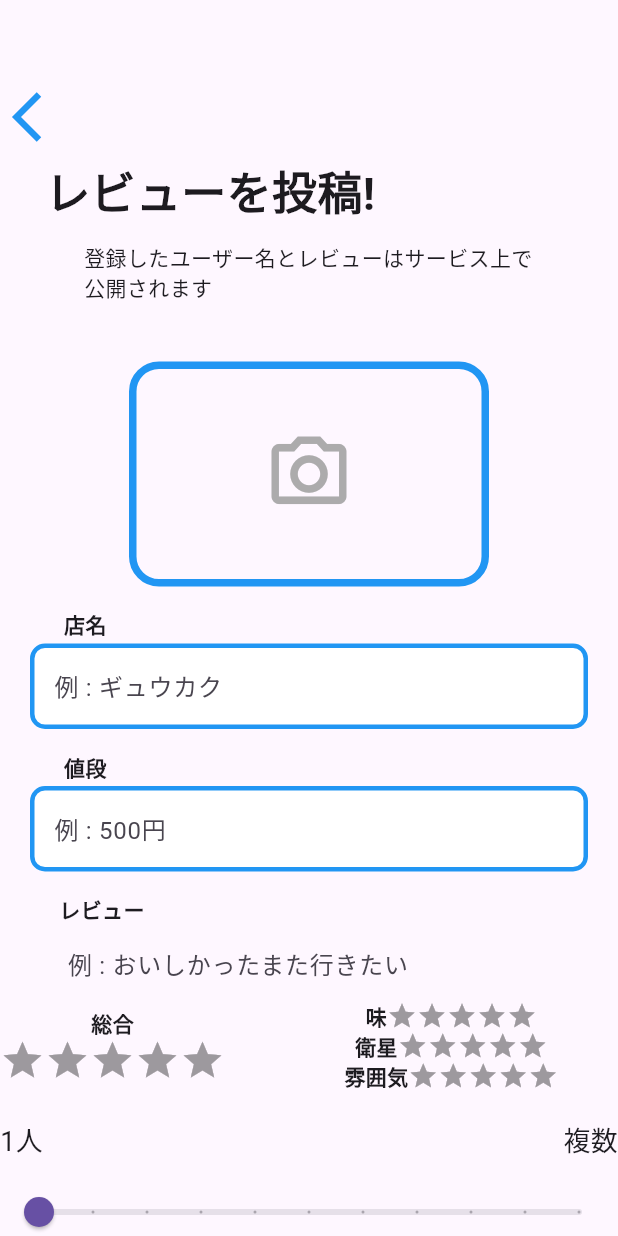
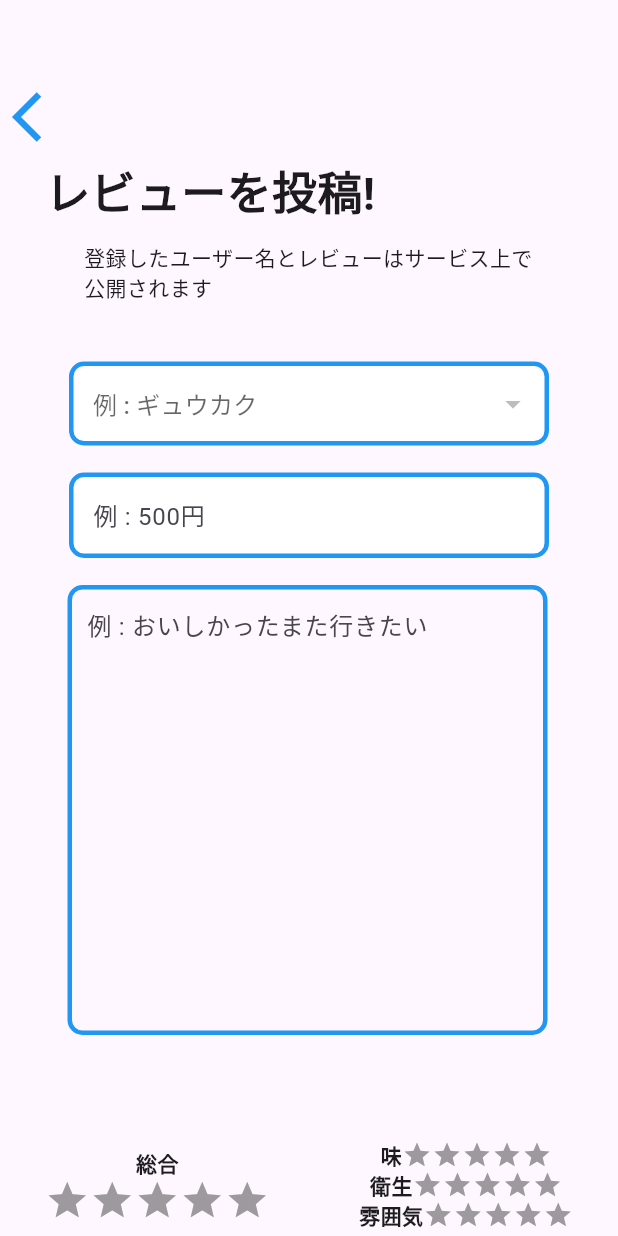
Before and after one commit to yambaru-hackathon/Group-7, a Flutter app: the screen it shows after launch, after a tap on the "add" icon, on a phone screen of 412 x 824 dp. Run offline on Flutter 3.47's test engine with Material 3 defaults, Android fonts, the light colour scheme and no system bars; drawn by our look-alikes of flutter_rating_bar; our stand-ins replace cloud_firestore, firebase_core, firebase_storage, flutter_riverpod, geolocator, google_maps_flutter and 1 more; missing offline and left inert: flutter_polyline_points, google_place; accounts and stored records are empty; network calls fail.

Commit message:
投稿(写真以外)

```diff
--- a/lib/newpage.dart
+++ b/lib/newpage.dart
@@ -1,12 +1,39 @@
 import 'package:flutter/material.dart';
 import 'package:cloud_firestore/cloud_firestore.dart';
-import 'package:firebase_core/firebase_core.dart';
-import 'package:flutter_gyuukaku/store_page.dart';
 import 'package:flutter_rating_bar/flutter_rating_bar.dart';
 
+class NewPage extends StatefulWidget {
+  const NewPage({Key? key}) : super(key: key);
 
-class newpage extends StatelessWidget {
-  const newpage({super.key});
+  @override
+  _NewPageState createState() => _NewPageState();
+}
+
+class _NewPageState extends State<NewPage> {
+  String? storeId; // Nullableに変更
+  String price = '';
+  String review = '';
+  double overallRating = 0.0;
+  double tasteRating = 0.0;
+  double hygieneRating = 0.0;
+  double atmosphereRating = 0.0;
+
+  void postReview() {
+    FirebaseFirestore.instance.collection('posts').add({
+      'storeid': storeId, // Nullableに変更
+      'discount': price,
+      'review': review,
+      'total': overallRating,
+      'taste': tasteRating,
+      'hygiene': hygieneRating,
+      'atmosphere': atmosphereRating,
+      'userid': "BVMyTOqbcwbhzmv2jQkB",
+    }).then((value) {
+      print('レビューが投稿されました！');
+    }).catchError((error) {
+      print('エラーが発生しました: $error');
+    });
+  }
 
   @override
   Widget build(BuildContext context) {
@@ -49,7 +76,6 @@ class newpage extends StatelessWidget {
                     padding: EdgeInsets.all(10),
                     height: 60,
                     width: 320,
-                    //color: Colors.yellow,
                     child: Text(
                       '登録したユーザー名とレビューはサービス上で公開されます',
                       style: TextStyle(
@@ -61,43 +87,18 @@ class newpage extends StatelessWidget {
                 ],
               ),
               SizedBox(height: 30),
-              Row(
-                children: [
-                  Spacer(flex: 1),
-                  Container(
-                    padding: EdgeInsets.all(40),
-                    height: 150,
-                    width: 240,
-                    decoration: BoxDecoration(
-                      border: Border.all(color: Colors.blue, width: 5),
-                      borderRadius: BorderRadius.circular(20),
-                      //color: Colors.yellow,
-                    ),
-                    child: Icon(
-                      Icons.camera_alt_outlined,
-                      size: 60,
-                      color: const Color.fromARGB(217, 158, 158, 158),
-                    ),
-                  ),
-                  Spacer(flex: 1)
-                ],
-              ),
-              SizedBox(height: 15),
-              Row(
-                children: [
-                  Spacer(flex: 1),
-                  Text(
-                    '店名',
-                    style: TextStyle(
-                      fontWeight: FontWeight.bold,
-                    ),
-                  ),
-                  Spacer(flex: 8),
-                ],
-              ),
-              Padding(
-                padding: const EdgeInsets.only(top: 3, left: 20, right: 20),
-                child: TextField(
+              Center(
+                child: Container(
+                  width: 320,
+                  child: FutureBuilder<QuerySnapshot>(
+                    future: FirebaseFirestore.instance.collection('stores').get(),
+                    builder: (context, snapshot) {
+                      if (snapshot.connectionState == ConnectionState.waiting) {
+                        return CircularProgressIndicator();
+                      } else {
+                        if (snapshot.hasData) {
+                          List<Map<String, dynamic>> stores = snapshot.data!.docs.map((doc) => {'id': doc.id, 'name': doc['name'] as String}).toList();
+                          return DropdownButtonFormField<String>(
                             decoration: InputDecoration(
                               enabledBorder: OutlineInputBorder(
                                 borderSide: BorderSide(color: Colors.blue, width: 3),
@@ -114,23 +115,33 @@ class newpage extends StatelessWidget {
                                 borderRadius: BorderRadius.circular(10),
                               ),
                             ),
+                            value: storeId, // 修正点: 選択された店舗のIDをセットする
+                            items: stores.map((store) {
+                              return DropdownMenuItem<String>(
+                                value: store['id'],
+                                child: Text(store['name']),
+                              );
+                            }).toList(),
+                            onChanged: (String? value) {
+                              setState(() {
+                                storeId = value;
+                              });
+                            },
+                          );
+                        } else {
+                          return Text('No data available');
+                        }
+                      }
+                    },
+                  ),
                 ),
               ),
               SizedBox(height: 15),
-              Row(
-                children: [
-                  Spacer(flex: 1),
-                  Text(
-                    '値段',
-                    style: TextStyle(
-                      fontWeight: FontWeight.bold,
-                    ),
-                  ),
-                  Spacer(flex: 8),
-                ],
-              ),
               Padding(
                 padding: const EdgeInsets.only(top: 3, left: 20, right: 20),
+                child: Center(
+                  child: Container(
+                    width: 320,
                     child: TextField(
                       decoration: InputDecoration(
                         enabledBorder: OutlineInputBorder(
@@ -148,32 +159,49 @@ class newpage extends StatelessWidget {
                           borderRadius: BorderRadius.circular(10),
                         ),
                       ),
+                      onChanged: (value) {
+                        setState(() {
+                          price = value;
+                        });
+                      },
+                    ),
+                  ),
                 ),
               ),
               SizedBox(height: 15),
-              Row(
-                children: [
-                  Spacer(flex: 1),
-                  Text(
-                    'レビュー',
-                    style: TextStyle(
-                      fontWeight: FontWeight.bold,
-                    ),
-                  ),
-                  Spacer(flex: 8),
-                ],
-              ),
+
               Padding(
                 padding: const EdgeInsets.only(top: 3, left: 45, right: 45),
+                child: Container(
+                  width: 320, // 横幅を指定
+                  height: 300,
+                  decoration: BoxDecoration(
+                    border: Border.all(color: Colors.blue, width: 3), // 枠線を追加
+                    borderRadius: BorderRadius.circular(10), // 角丸にする
+                  ),
+                  child: Padding(
+                    padding: const EdgeInsets.symmetric(horizontal: 10), // テキストと枠線の間に余白を追加
                     child: TextField(
                       decoration: InputDecoration(
                         hintText: '例 : おいしかったまた行きたい',
                         border: InputBorder.none,
                       ),
+                      onChanged: (value) {
+                        setState(() {
+                          review = value;
+                        });
+                      },
                     ),
                   ),
+                ),
+              ),
+
+              SizedBox(height: 70,),
               Row(
                 children: [
+                  Spacer(
+                    flex: 1,
+                  ),
                   Column(
                     children: [
                       Text(
@@ -185,11 +213,13 @@ class newpage extends StatelessWidget {
                       RatingBar.builder(
                         itemBuilder: (context, index) => const Icon(
                           Icons.star,
-                          color: Colors.yellow,
+                          color: Colors.blue,
                         ),
                         itemSize: 30,
                         onRatingUpdate: (rating) {
-                          //評価が更新されたときの処理を書く
+                          setState(() {
+                            overallRating = rating;
+                          });
                         },
                       ),
                     ],
@@ -210,11 +240,13 @@ class newpage extends StatelessWidget {
                           RatingBar.builder(
                             itemBuilder: (context, index) => const Icon(
                               Icons.star,
-                              color: Colors.yellow,
+                              color: Colors.blue,
                             ),
                             itemSize: 20,
                             onRatingUpdate: (rating) {
-                              //評価が更新されたときの処理を書く
+                              setState(() {
+                                tasteRating = rating;
+                              });
                             },
                           ),
                         ],
@@ -222,7 +254,7 @@ class newpage extends StatelessWidget {
                       Row(
                         children: [
                           Text(
-                            '衛星',
+                            '衛生',
                             style: TextStyle(
                               fontWeight: FontWeight.bold,
                             ),
@@ -230,11 +262,13 @@ class newpage extends StatelessWidget {
                           RatingBar.builder(
                             itemBuilder: (context, index) => const Icon(
                               Icons.star,
-                              color: Colors.yellow,
+                              color: Colors.blue,
                             ),
                             itemSize: 20,
                             onRatingUpdate: (rating) {
-                              //評価が更新されたときの処理を書く
+                              setState(() {
+                                hygieneRating = rating;
+                              });
                             },
                           ),
                         ],
@@ -250,11 +284,13 @@ class newpage extends StatelessWidget {
                           RatingBar.builder(
                             itemBuilder: (context, index) => const Icon(
                               Icons.star,
-                              color: Colors.yellow,
+                              color: Colors.blue,
                             ),
                             itemSize: 20,
                             onRatingUpdate: (rating) {
-                              //評価が更新されたときの処理を書く
+                              setState(() {
+                                atmosphereRating = rating;
+                              });
                             },
                           ),
                         ],
@@ -266,26 +302,23 @@ class newpage extends StatelessWidget {
                   )
                 ],
               ),
-              SizedBox(height: 20),
-              SliderWidget(),
               SizedBox(
-                height: 20,
+                height: 50,
               ),
               Row(
                 children: [
                   Spacer(flex: 1),
                   ElevatedButton(
-                    style: ElevatedButton.styleFrom(
-                      backgroundColor: Color.fromARGB(255, 74, 110, 255),
-                      elevation: 10,
-                    ),
-                    onPressed: () {},
+                    onPressed: () {
+                      postReview(); // レビューを投稿するメソッドを呼び出します
+                      Navigator.pop(context);
+                    },
                     child: Text(
                       'レビューを投稿',
                       style: TextStyle(
-                        color: const Color.fromARGB(255, 255, 255, 255),
+                        color: Colors.blue,
                         fontWeight: FontWeight.bold,
-                        fontSize: 30,
+                        fontSize: 20,
                       ),
                     ),
                   ),
@@ -299,46 +332,3 @@ class newpage extends StatelessWidget {
     );
   }
 }
-
-class SliderWidget extends StatefulWidget {
-  @override
-  _SliderWidgetState createState() => _SliderWidgetState();
-}
-class _SliderWidgetState extends State<SliderWidget> {
-  double _value = 0.0; // スライダーの現在の値
-
-    @override
-  Widget build(BuildContext context) {
-    return Column(
-      mainAxisAlignment: MainAxisAlignment.center,
-      children: [
-        Row(
-          mainAxisAlignment: MainAxisAlignment.spaceBetween,
-          children: [
-            Text(
-              '1人', // 最小値のラベル
-              style: TextStyle(fontSize: 18),
-            ),
-            Text(
-              '複数', // 最大値のラベル
-              style: TextStyle(fontSize: 18),
-            ),
-          ],
-        ),
-        SizedBox(height: 10), // スペースを追加
-        Slider(
-          value: _value,
-          min: 0.0,
-          max: 100.0,
-          divisions: 10,
-          onChanged: (double newValue) {
-            setState(() {
-              _value = newValue;
-            });
-          },
-        ),
-        SizedBox(height: 10), // スペースを追加
-      ],
-    );
-  }
-}
--- a/lib/sarch.dart
+++ b/lib/sarch.dart
@@ -257,7 +257,7 @@ class PostWidgets extends StatelessWidget {
           // ボタンが押された時の処理
           Navigator.push(
             context,
-            MaterialPageRoute(builder: (context) => newpage()),
+            MaterialPageRoute(builder: (context) => NewPage()),
           );
         },
         backgroundColor: Color.fromARGB(170, 125, 196, 255),
--- a/lib/store_page.dart
+++ b/lib/store_page.dart
@@ -88,17 +88,15 @@ final averageTimeProvider = FutureProvider<int>((ref) async {
 final openProvider = FutureProvider<String>((ref) async {
   final service = ref.read(serviceProvider);
   final storeData = await service.read_store(storeID);
-  return storeData != null ? storeData[10] : '';
+  return storeData != null ? storeData[10] : 'ないよん';
 });
 
 class Sarch extends ConsumerWidget {
-  // final String storeID; // storeID 引数を追加
+  // String storeID; // storeID 引数を追加
 
   // Sarch({Key? key, required this.storeID}) : super(key: key);
 
-  //   String getStoreID() {
-  //   return storeID;
-  // }
+  // String get getStoreID => storeID;
 
   Sarch({Key? key,}) : super(key: key);
 
@@ -679,18 +677,18 @@ void openPhoneCall() async {
 }
 
 
-void main() async{
+// void main() async{
 
-  WidgetsFlutterBinding.ensureInitialized();
-  await Firebase.initializeApp(
-    options: DefaultFirebaseOptions.currentPlatform,
-  );
+//   WidgetsFlutterBinding.ensureInitialized();
+//   await Firebase.initializeApp(
+//     options: DefaultFirebaseOptions.currentPlatform,
+//   );
 
-  runApp(
-    MaterialApp(
-      home: ProviderScope(
-        child: Sarch(),
-      ),
-    ),
-  );
-}
+//   runApp(
+//     MaterialApp(
+//       home: ProviderScope(
+//         child: Sarch(),
+//       ),
+//     ),
+//   );
+// }
```
Lines whose indentation alone changed are shown as unchanged.
